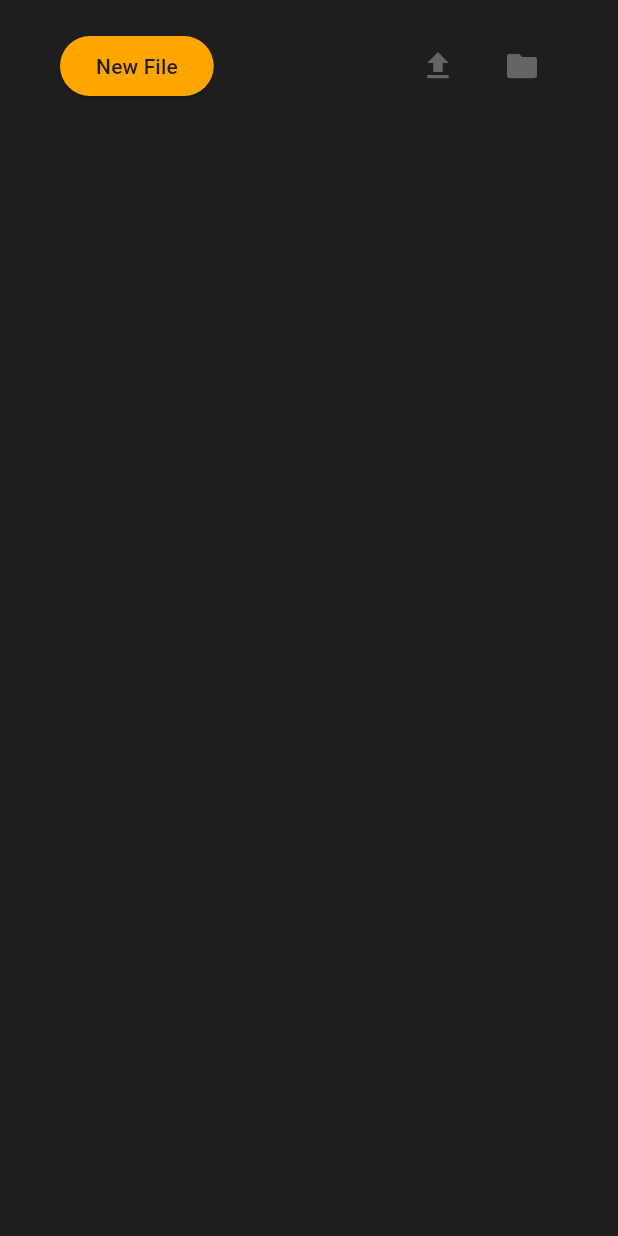
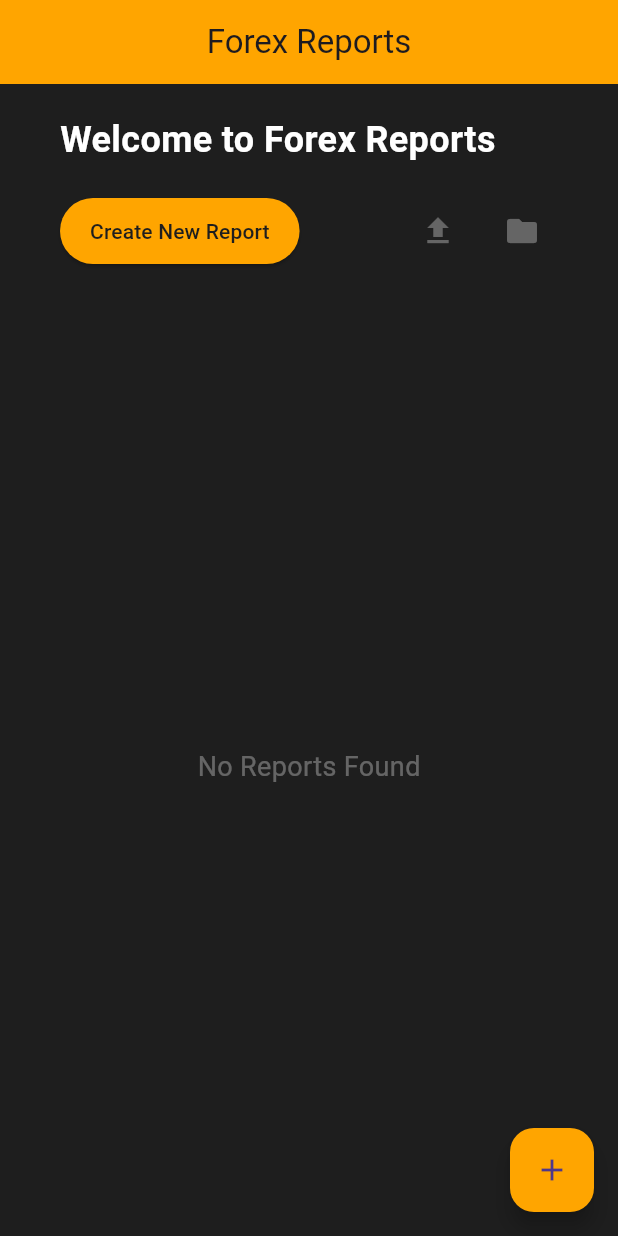
Before and after one commit to geragzz13/ForexReports, a Flutter app: the screen it shows after launch, on a phone screen of 412 x 824 dp. Run offline on Flutter 3.47's test engine with Material 3 defaults, Android fonts, the phone set to English and light mode, and no system bars.

Commit message:
with ios and android

```diff
--- a/forexreports/lib/screens/home_screen.dart
+++ b/forexreports/lib/screens/home_screen.dart
@@ -13,47 +13,89 @@ class _HomeScreenState extends State<HomeScreen> {
   Widget build(BuildContext context) {
     return Scaffold(
       backgroundColor: AppTheme.dark,
+      appBar: AppBar(
+        title: const Text('Forex Reports'),
+        backgroundColor: AppTheme.accent,
+        centerTitle: true,
+      ),
       body: Padding(
         padding: const EdgeInsets.symmetric(horizontal: 40, vertical: 20),
         child: Column(
+          crossAxisAlignment: CrossAxisAlignment.start,
           children: [
+            const Text(
+              "Welcome to Forex Reports",
+              style: TextStyle(
+                color: Colors.white,
+                fontSize: 24,
+                fontWeight: FontWeight.bold,
+              ),
+            ),
+            const SizedBox(height: 20),
             Row(
               mainAxisAlignment: MainAxisAlignment.spaceBetween,
               children: [
-                    _mainButton(() => null, 'New File'),
+                _mainButton(() => null, 'Create New Report'),
                 Row(
                   children: [
-                        _actionButton(() => null, Icons.file_upload),
+                    _actionButton(() => null, Icons.file_upload, 'Upload File'),
                     const SizedBox(width: 8),
-                        _actionButton(() => null, Icons.folder),
-                      ],
-                    )
+                    _actionButton(() => null, Icons.folder, 'Open Folder'),
                   ],
                 ),
               ],
-            )));
+            ),
+            const SizedBox(height: 40),
+            Expanded(
+              child: Center(
+                child: const Text(
+                  'No Reports Found',
+                  style: TextStyle(
+                    color: AppTheme.medium,
+                    fontSize: 18,
+                  ),
+                ),
+              ),
+            ),
+          ],
+        ),
+      ),
+      floatingActionButton: FloatingActionButton(
+        onPressed: () => null,
+        backgroundColor: AppTheme.accent,
+        child: const Icon(Icons.add),
+      ),
+    );
   }
 
   ElevatedButton _mainButton(Function()? onPressed, String text) {
     return ElevatedButton(
-        onPressed: onPressed, style: _buttonStyle(), child: Text(text));
+      onPressed: onPressed,
+      style: _buttonStyle(),
+      child: Text(text),
+    );
   }
 
-  IconButton _actionButton(Function()? onPressed, IconData icon) {
-    return IconButton(
+  Widget _actionButton(Function()? onPressed, IconData icon, String tooltip) {
+    return Tooltip(
+      message: tooltip,
+      child: IconButton(
         onPressed: onPressed,
         splashRadius: 20,
         splashColor: AppTheme.accent,
         icon: Icon(
           icon,
           color: AppTheme.medium,
-        ));
+        ),
+      ),
+    );
   }
 
   ButtonStyle _buttonStyle() {
     return ElevatedButton.styleFrom(
       backgroundColor: AppTheme.accent,
       foregroundColor: AppTheme.dark,
+      padding: const EdgeInsets.symmetric(horizontal: 20, vertical: 12),
       disabledBackgroundColor: AppTheme.disabledBackgroundColor,
       disabledForegroundColor: AppTheme.disabledForegroundColor,
     );
--- a/forexreports/pubspec.yaml
+++ b/forexreports/pubspec.yaml
@@ -30,7 +30,8 @@ environment:
 dependencies:
   flutter:
     sdk: flutter
-
+  sqflite: ^2.2.1
+  path: ^1.8.3
 
   # The following adds the Cupertino Icons font to your application.
   # Use with the CupertinoIcons class for iOS style icons.
```
Also changed, not shown: forexreports/pubspec.lock, 1 other file. Lines whose indentation alone changed are shown as unchanged.
